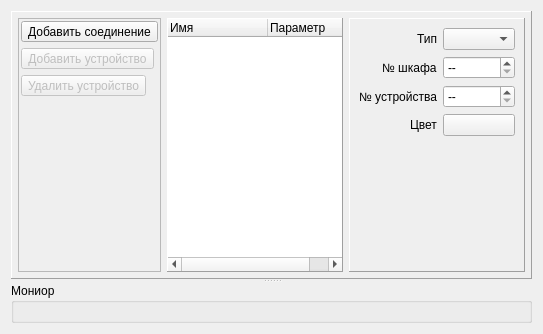
dostapazov/powermon_v4, file zrm/zrmconnectivityparam.ui: the form before one commit.
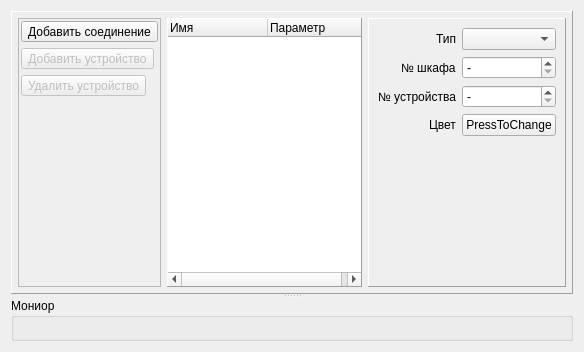
The form after the commit. The open tabs and pages were chosen to show the change. Icons and pictures are not drawn. Custom widgets are drawn as their Qt base class.

Commit message: move boxNumber,deviceNumber, color to  ZrmChanneAttrinytes

Diff of the .ui file:
```diff
--- a/zrm/zrmconnectivityparam.ui
+++ b/zrm/zrmconnectivityparam.ui
@@ -6,8 +6,8 @@
    <rect>
     <x>0</x>
     <y>0</y>
-    <width>543</width>
-    <height>334</height>
+    <width>584</width>
+    <height>352</height>
    </rect>
   </property>
   <property name="windowTitle">
@@ -288,13 +288,6 @@
                     </property>
                    </widget>
                   </item>
-                  <item row="1" column="1">
-                   <widget class="QSpinBox" name="spinBoxBoxNumber">
-                    <property name="specialValueText">
-                     <string>--</string>
-                    </property>
-                   </widget>
-                  </item>
                   <item row="1" column="0">
                    <widget class="QLabel" name="labelBoxNumber">
                     <property name="text">
@@ -302,10 +295,10 @@
                     </property>
                    </widget>
                   </item>
-                  <item row="2" column="1">
-                   <widget class="QSpinBox" name="spinBoxDeviceNumber">
+                  <item row="1" column="1">
+                   <widget class="QSpinBox" name="boxNumber">
                     <property name="specialValueText">
-                     <string>--</string>
+                     <string>-</string>
                     </property>
                    </widget>
                   </item>
@@ -316,10 +309,10 @@
                     </property>
                    </widget>
                   </item>
-                  <item row="3" column="1">
-                   <widget class="QPushButton" name="pushButtonColor">
-                    <property name="text">
-                     <string/>
+                  <item row="2" column="1">
+                   <widget class="QSpinBox" name="deviceNumber">
+                    <property name="specialValueText">
+                     <string>-</string>
                     </property>
                    </widget>
                   </item>
@@ -330,6 +323,13 @@
                     </property>
                    </widget>
                   </item>
+                  <item row="3" column="1">
+                   <widget class="QPushButton" name="buttonColor">
+                    <property name="text">
+                     <string>PressToChange</string>
+                    </property>
+                   </widget>
+                  </item>
                  </layout>
                 </item>
                 <item>
@@ -347,6 +347,19 @@
                 </item>
                </layout>
               </item>
+              <item>
+               <spacer name="horizontalSpacer">
+                <property name="orientation">
+                 <enum>Qt::Horizontal</enum>
+                </property>
+                <property name="sizeHint" stdset="0">
+                 <size>
+                  <width>40</width>
+                  <height>20</height>
+                 </size>
+                </property>
+               </spacer>
+              </item>
              </layout>
             </widget>
            </widget>
```
Left out of the diff: 2 changed lines with no effect on the pictures. The commit also changes 8 other files.
